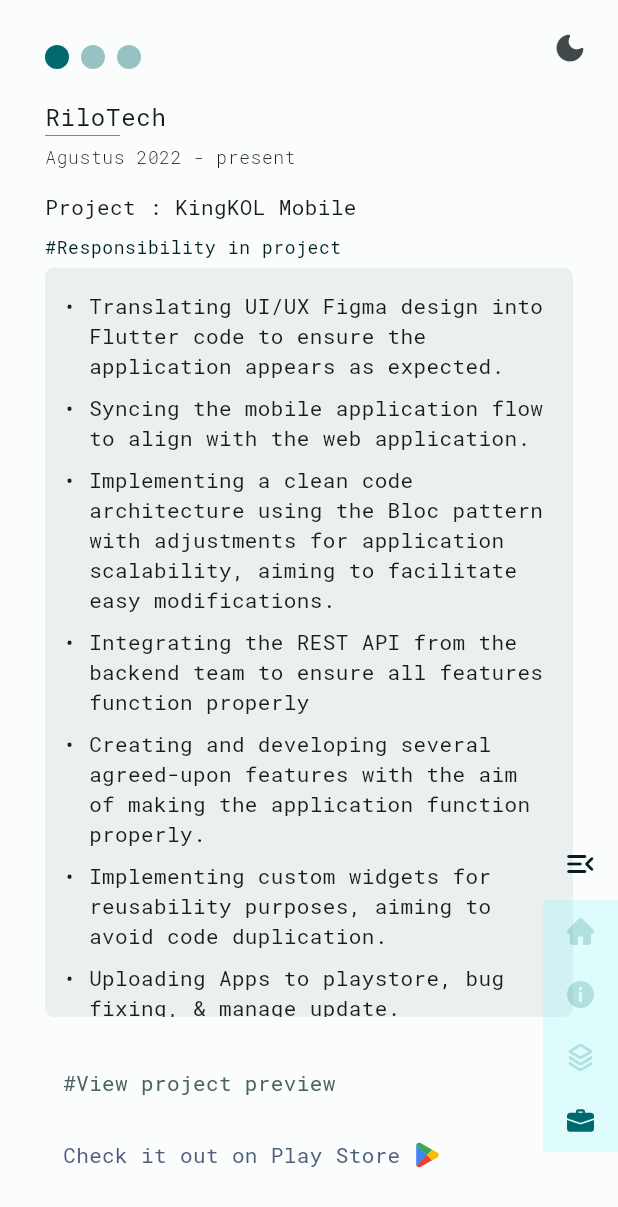
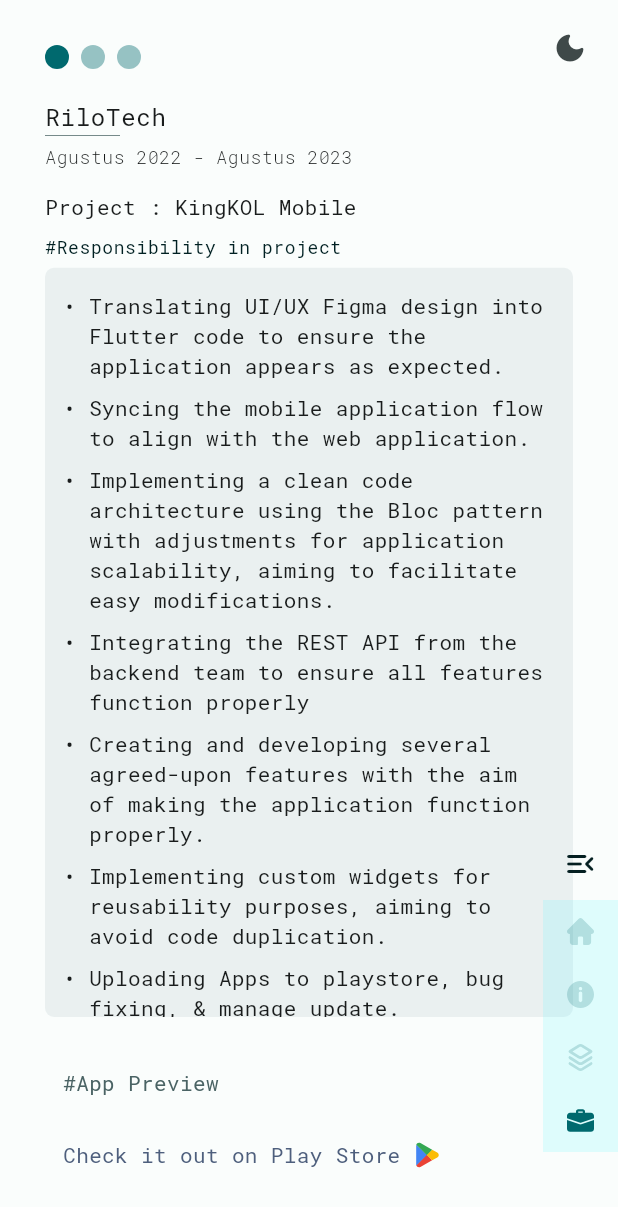
Before and after one commit to anjarnaufals/portfolio, a Flutter app: the screen it shows after launch, scrolled down 2472 dp, on a phone screen of 412 x 824 dp. Shown: the top 1207 px of the screen. Run offline on Flutter 3.47's test engine with Material 2 defaults, Android fonts, the light colour scheme and no system bars; drawn by our look-alikes of smooth_page_indicator; our stand-ins replace bloc, equatable, flutter_bloc, flutter_svg, url_strategy.

Commit message:
Update: Portfolio Periode, Skills and Tools.

```diff
--- a/lib/global/global_var.dart
+++ b/lib/global/global_var.dart
@@ -1,5 +1,6 @@
 import 'package:portfolio/model/latest_work.dart';
 import 'package:portfolio/model/section_model.dart';
+import 'package:portfolio/model/skillset_tool.dart';
 import 'package:portfolio/screen/section/about_screen.dart';
 import 'package:portfolio/screen/section/home_screen.dart';
 import 'package:portfolio/screen/section/portfolio_screen.dart';
@@ -44,7 +45,7 @@
 List<LatestWork> latestWork = const [
   LatestWork(
     company: 'RiloTech',
-    periode: 'Agustus 2022 - present',
+    periode: 'Agustus 2022 - Agustus 2023',
     work: Work(
       projectName: kingkolMobile,
       projectPreview: [
@@ -66,7 +67,7 @@
   ),
   LatestWork(
     company: 'RiloTech',
-    periode: 'Agustus 2022 - present',
+    periode: 'Agustus 2022 - Agustus 2023',
     work: Work(
       projectName: "3Second Online",
       projectPreview: [
@@ -82,7 +83,7 @@
   ),
   LatestWork(
     company: 'RiloTech',
-    periode: 'Agustus 2022 - present',
+    periode: 'Agustus 2022 - Agustus 2023',
     work: Work(
       projectName: bedasMarket,
       projectPreview: [
@@ -101,3 +102,12 @@
         "https://play.google.com/store/apps/details?id=com.bedasmarket.app",
   ),
 ];
+
+List<SkillsetTool> skillsetTools = const [
+  SkillsetTool(name: 'Flutter', icon: StringAsset.flutterIcon),
+  SkillsetTool(name: 'Visual Studio Code', icon: StringAsset.vsCodeIconPng),
+  SkillsetTool(name: 'Git', icon: StringAsset.gitIcon),
+  SkillsetTool(name: 'Insomnia', icon: StringAsset.insomniaIcon),
+  SkillsetTool(name: 'Postman', icon: StringAsset.postmanIconSvg),
+  SkillsetTool(name: 'Firebase', icon: StringAsset.firebaseIcon),
+];
--- a/lib/screen/section/portfolio_screen.dart
+++ b/lib/screen/section/portfolio_screen.dart
@@ -1,14 +1,13 @@
 import 'package:flutter/material.dart';
 import 'package:flutter_svg/flutter_svg.dart';
-import 'package:smooth_page_indicator/smooth_page_indicator.dart';
-import 'package:url_launcher/url_launcher_string.dart';
-
 import 'package:portfolio/global/global_var.dart';
 import 'package:portfolio/helper/helper.dart';
 import 'package:portfolio/model/latest_work.dart';
 import 'package:portfolio/string/string_assets.dart';
 import 'package:portfolio/theme/app_text_style.dart';
 import 'package:portfolio/theme/app_theme.dart';
+import 'package:smooth_page_indicator/smooth_page_indicator.dart';
+import 'package:url_launcher/url_launcher_string.dart';
 
 class PortfolioScreen extends StatefulWidget {
   const PortfolioScreen({
@@ -152,7 +151,7 @@
         ),
         const SizedBox(height: 6),
         Text(
-          "Agustus 2022 - present",
+          work.periode,
           style: AppStyle.bodySmall(context).copyWith(
             fontWeight: FontWeight.w300,
           ),
@@ -215,7 +214,7 @@
             );
           },
           child: Text(
-            "#View project preview",
+            "#App Preview",
             style: AppStyle.bodyMedium(context).copyWith(
               color: AppTheme.secondary(context),
             ),
--- a/lib/string/string_assets.dart
+++ b/lib/string/string_assets.dart
@@ -26,4 +26,5 @@
   static const String vsCodeIcon = "assets/image/vscode.svg";
   static const String vsCodeIconPng = "assets/image/vscode.png";
   static const String gmailIcon = "assets/image/gmail_icon.svg";
+  static const String postmanIconSvg = "assets/image/postman_icon_svg.svg";
 }
```
Also changed, not shown: lib/model/skillset_tool.dart (added, +8 -0 lines), lib/screen/section/skills_screen.dart (+15 -25 lines), assets/image/postman_icon_svg.svg (added), pubspec.lock.
